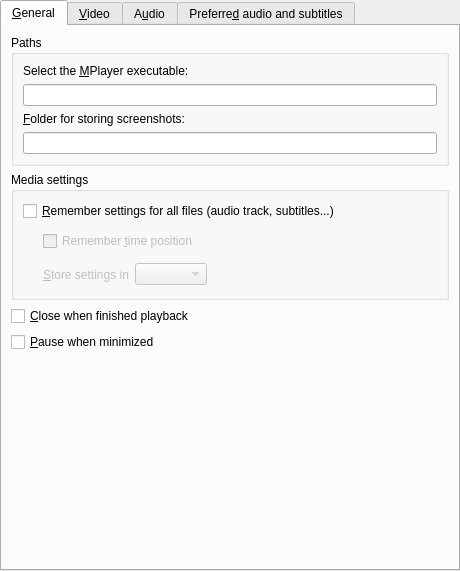
The window that src/prefgeneral.ui (wilbert2000/wzplayer) describes before a commit, drawn with Qt 5.
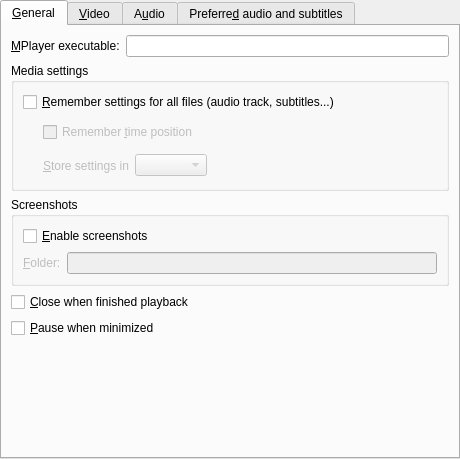
The same window after the commit. Custom widgets are drawn as their Qt base class.

Commit message: Added an option in preferences to turn on/off the screenshot feature.

```diff
--- a/src/prefgeneral.ui
+++ b/src/prefgeneral.ui
@@ -6,7 +6,7 @@
     <x>0</x>
     <y>0</y>
     <width>460</width>
-    <height>571</height>
+    <height>459</height>
    </rect>
   </property>
   <layout class="QVBoxLayout" >
@@ -36,30 +36,11 @@
       </attribute>
       <layout class="QVBoxLayout" >
        <item>
-        <widget class="QGroupBox" name="groupBox" >
-         <property name="title" >
-          <string>Paths</string>
-         </property>
-         <layout class="QVBoxLayout" >
-          <property name="spacing" >
-           <number>6</number>
-          </property>
-          <property name="leftMargin" >
-           <number>9</number>
-          </property>
-          <property name="topMargin" >
-           <number>9</number>
-          </property>
-          <property name="rightMargin" >
-           <number>9</number>
-          </property>
-          <property name="bottomMargin" >
-           <number>9</number>
-          </property>
+        <layout class="QHBoxLayout" >
           <item>
            <widget class="QLabel" name="textLabel1_2" >
             <property name="text" >
-             <string>Select the &amp;MPlayer executable:</string>
+            <string>&amp;MPlayer executable:</string>
             </property>
             <property name="wordWrap" >
              <bool>false</bool>
@@ -72,24 +53,7 @@
           <item>
            <widget class="FileChooser" name="mplayerbin_edit" />
           </item>
-          <item>
-           <widget class="QLabel" name="textLabel1_6" >
-            <property name="text" >
-             <string>&amp;Folder for storing screenshots:</string>
-            </property>
-            <property name="wordWrap" >
-             <bool>false</bool>
-            </property>
-            <property name="buddy" >
-             <cstring>screenshot_edit</cstring>
-            </property>
-           </widget>
-          </item>
-          <item>
-           <widget class="FileChooser" name="screenshot_edit" />
-          </item>
-         </layout>
-        </widget>
+        </layout>
        </item>
        <item>
         <widget class="QGroupBox" name="groupBox_3" >
@@ -180,6 +144,45 @@
          </layout>
         </widget>
        </item>
+       <item>
+        <widget class="QGroupBox" name="groupBox_2" >
+         <property name="title" >
+          <string>Screenshots</string>
+         </property>
+         <layout class="QGridLayout" >
+          <item row="0" column="0" colspan="2" >
+           <widget class="QCheckBox" name="use_screenshots_check" >
+            <property name="text" >
+             <string>&amp;Enable screenshots</string>
+            </property>
+           </widget>
+          </item>
+          <item row="1" column="0" >
+           <widget class="QLabel" name="screenshots_dir_label" >
+            <property name="enabled" >
+             <bool>false</bool>
+            </property>
+            <property name="text" >
+             <string>&amp;Folder:</string>
+            </property>
+            <property name="wordWrap" >
+             <bool>false</bool>
+            </property>
+            <property name="buddy" >
+             <cstring>screenshot_edit</cstring>
+            </property>
+           </widget>
+          </item>
+          <item row="1" column="1" >
+           <widget class="FileChooser" name="screenshot_edit" >
+            <property name="enabled" >
+             <bool>false</bool>
+            </property>
+           </widget>
+          </item>
+         </layout>
+        </widget>
+       </item>
        <item>
         <widget class="QCheckBox" name="close_on_finish_check" >
          <property name="text" >
@@ -205,7 +208,7 @@
          <property name="sizeHint" >
           <size>
            <width>438</width>
-           <height>51</height>
+           <height>31</height>
           </size>
          </property>
         </spacer>
```
Left out of the diff: 35 changed lines with no effect on the pictures. Lines whose indentation alone changed are shown as unchanged. The commit also changes 7 other files.
